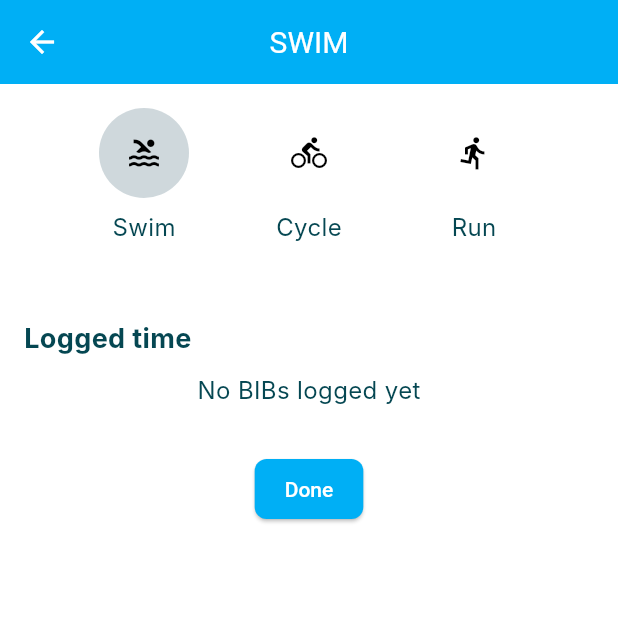
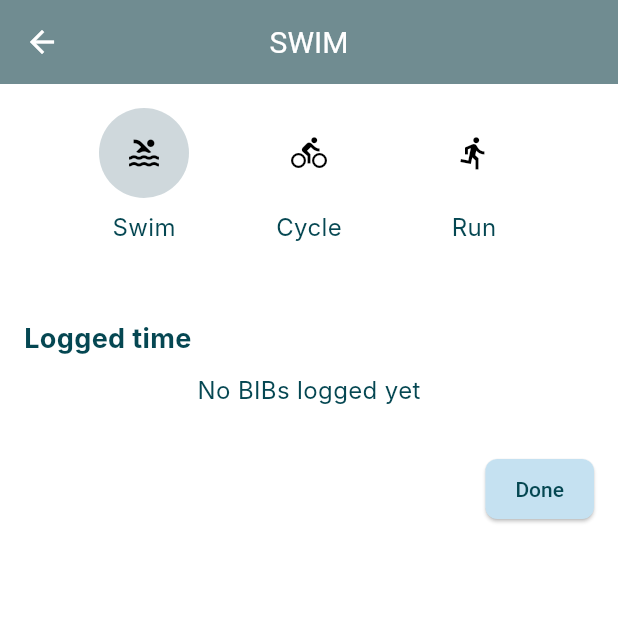
Before and after one commit to OukSreySor/Race-Tracking-App, a Flutter app: the SegmentDetailsScreen screen opened directly with empty values, on a phone screen of 412 x 824 dp, the top half of it. Run offline on Flutter 3.47's test engine with Material 3 defaults, Android fonts, the phone set to English and light mode, and no system bars; our stand-ins replace cloud_firestore, firebase_core; accounts and stored records are empty; Roboto replaces fonts that are missing (Inter); statements that could not run were skipped.

Commit message:
Fix Add Participant

```diff
--- a/lib/dto/participant_dto.dart
+++ b/lib/dto/participant_dto.dart
@@ -1,3 +1,4 @@
+import 'package:cloud_firestore/cloud_firestore.dart';
 import 'package:race_tracking_app/model/participant.dart';
 
 class ParticipantDto {
@@ -8,6 +9,7 @@ class ParticipantDto {
       name: json['name'] as String,
       gender: json['gender'] as String,
       age: (json['age'] as num).toInt(),
+      createdAt: (json['createdAt']) as Timestamp,
     );
   }
 
@@ -17,6 +19,7 @@ class ParticipantDto {
       'name': participant.name,
       'gender': participant.gender,
       'age': participant.age,
+      'createdAt': participant.createdAt
     };
   }
 }
--- a/lib/model/participant.dart
+++ b/lib/model/participant.dart
@@ -1,3 +1,4 @@
+import 'package:cloud_firestore/cloud_firestore.dart';
 import 'package:uuid/uuid.dart';
 
 class Participant {
@@ -7,6 +8,7 @@ class Participant {
   final String gender;
   final int age;
   bool isMarked;
+  final Timestamp createdAt;
 
   Participant({
     String? id,
@@ -15,5 +17,26 @@ class Participant {
     required this.gender,
     required this.age,
     this.isMarked = false,
+    required this.createdAt
     }): id = id ?? const Uuid().v4();
+
+    Participant copyWith({
+    String? id,
+    String? bib,
+    String? name,
+    String? gender,
+    int? age,
+    bool? isMarked,
+    Timestamp? createdAt,
+  }) {
+    return Participant(
+      id: id ?? this.id,
+      bib: bib ?? this.bib,
+      name: name ?? this.name,
+      gender: gender ?? this.gender,
+      age: age ?? this.age,
+      isMarked: isMarked ?? this.isMarked,
+      createdAt: createdAt ?? this.createdAt,
+    );
+  }
 }
--- a/lib/repositories/mock_participant_repository.dart
+++ b/lib/repositories/mock_participant_repository.dart
@@ -1,3 +1,5 @@
+import 'package:cloud_firestore/cloud_firestore.dart';
+
 import '../model/participant.dart';
 import 'participant_repository.dart';
 
--- a/lib/screens/add_participant_screen.dart
+++ b/lib/screens/add_participant_screen.dart
@@ -1,7 +1,9 @@
+import 'package:cloud_firestore/cloud_firestore.dart';
 import 'package:flutter/material.dart';
 import 'package:provider/provider.dart';
 import 'package:race_tracking_app/model/participant.dart';
 import 'package:race_tracking_app/providers/participant_provider.dart';
+import 'package:race_tracking_app/theme/theme.dart';
 import 'package:race_tracking_app/widgets/inputs/custom_textfield.dart';
 import 'package:race_tracking_app/widgets/actions/custom_action_button.dart';
 
@@ -147,7 +149,7 @@ class _AddParticipantScreenState extends State<AddParticipantScreen> {
               // Add Button
               CustomActionButton(
                 label: 'Add',
-                backgroundColor: Color(0xFF547792),
+                backgroundColor: RaceColors.backgroundButton,
                 onPressed: () {
                   if (_formKey.currentState!.validate()) {
                     final newBib = _bibController.text.trim();
@@ -166,6 +168,7 @@ class _AddParticipantScreenState extends State<AddParticipantScreen> {
                       name: _nameController.text,
                       gender: _selectedGender!,
                       age: int.parse(_ageController.text),
+                      createdAt: Timestamp.now(),
                     );
 
                     if (widget.participant != null) {
--- a/lib/screens/home_screen.dart
+++ b/lib/screens/home_screen.dart
@@ -41,7 +41,7 @@ class _ParticipantListScreenState extends State<ParticipantListScreen> {
             CustomActionButton(
               label: 'Add new participant',
               icon: Icons.add,
-              backgroundColor: Color(0xFFECEFCA),
+              backgroundColor: RaceColors.backgroundButton,
               onPressed: () {
                 Navigator.push(
                     context,
--- a/lib/screens/segment_detail_screen.dart
+++ b/lib/screens/segment_detail_screen.dart
@@ -1,6 +1,7 @@
 import 'package:flutter/material.dart';
 import 'package:provider/provider.dart';
 import 'package:race_tracking_app/model/race_segment.dart';
+import 'package:race_tracking_app/theme/theme.dart';
 import '../model/participant.dart';
 import '../providers/participant_provider.dart';
 import '../providers/race_segment_provider.dart';
@@ -129,9 +130,9 @@ class _SegmentDetailsScreenState extends State<SegmentDetailsScreen> {
               physics: const NeverScrollableScrollPhysics(),
               itemCount: participants.length,
               gridDelegate: const SliverGridDelegateWithFixedCrossAxisCount(
-                crossAxisCount: 3,
-                crossAxisSpacing: 10,
-                mainAxisSpacing: 10,
+                crossAxisCount: 5,
+                crossAxisSpacing: 8,
+                mainAxisSpacing: 8,
               ),
               itemBuilder: (context, index) {
                 final participant = participants[index];
@@ -141,7 +142,7 @@ class _SegmentDetailsScreenState extends State<SegmentDetailsScreen> {
                   onTap: () => logBib(participant.bib),
                   child: Container(
                     decoration: BoxDecoration(
-                      color: isSelected ? Colors.blueGrey[200] : Colors.white,
+                      color: isSelected ? RaceColors.neutral : Colors.white,
                       border: Border.all(color: Colors.black26),
                       borderRadius: BorderRadius.circular(8),
                     ),
@@ -173,9 +174,9 @@ class _SegmentDetailsScreenState extends State<SegmentDetailsScreen> {
                   child: DataTable(
                     columnSpacing: 20,
                     columns: const [
-                      DataColumn(label: Center(child: Text('BIB'))),
-                      DataColumn(label: Center(child: Text('Time'))),
-                      DataColumn(label: Center(child: Text('Action'))),
+                      DataColumn(label: SizedBox(width: 80, child: Center(child: Text('BIB')))),
+                      DataColumn(label: SizedBox(width: 120, child: Center(child: Text('Time')))),
+                      DataColumn(label: SizedBox(width: 200, child: Center(child: Text('Action')))),
                     ],
                     rows: currentLogs.map((log) {
                       return DataRow(cells: [
@@ -192,7 +193,7 @@ class _SegmentDetailsScreenState extends State<SegmentDetailsScreen> {
                             Expanded(
                               child: ElevatedButton(
                                 style: ElevatedButton.styleFrom(
-                                  backgroundColor: Colors.blueGrey[300],
+                                  backgroundColor: RaceColors.neutral,
                                   shape: RoundedRectangleBorder(
                                     borderRadius: BorderRadius.circular(20),
                                   ),
@@ -240,14 +241,16 @@ class _SegmentDetailsScreenState extends State<SegmentDetailsScreen> {
               ),
             const SizedBox(height: 30),
             Row(
-              mainAxisAlignment: MainAxisAlignment.spaceEvenly,
+              mainAxisAlignment: MainAxisAlignment.end,
               children: [
                 CustomActionButton(
+                  backgroundColor: RaceColors.backgroundButton,
                     label: 'Done',
                     onPressed: () {
                       final segmentProvider =
                           context.read<RaceSegmentProvider>();
                       final currentIndex =
+
                           segmentProvider.segments.indexOf(widget.segment);
 
                       // Check if previous segment exists and is completed
--- a/lib/services/database_service.dart
+++ b/lib/services/database_service.dart
@@ -22,7 +22,7 @@ class DatabaseService {
   // Add a participant
   Future<void> addParticipant(Participant participant) async {
     try {
-      await _participantsRef.add(participant);
+      await _participantsRef.add(participant.copyWith(createdAt: Timestamp.now()));
     } catch (e) {
       print("Error adding participant: $e");
     }
@@ -31,7 +31,7 @@ class DatabaseService {
   // Get all participants
   Future<List<Participant>> getParticipants() async {
     try {
-      QuerySnapshot<Participant> snapshot = await _participantsRef.get();
+      QuerySnapshot<Participant> snapshot = await _participantsRef.orderBy('createdAt', descending: false).get();
       return snapshot.docs.map((doc) => doc.data()).toList();
     } catch (e) {
       print("Error fetching participants: $e");
--- a/lib/theme/theme.dart
+++ b/lib/theme/theme.dart
@@ -4,11 +4,13 @@ import 'package:flutter/material.dart';
 /// Definition of App colors.
 ///
 class RaceColors {
-  static Color primary = const Color(0xFF00aff5);
+  // static Color primary = const Color(0xFF00aff5);
+  static Color primary = const Color(0xFF708c91);
   static Color backgroundAccent = const Color(0xFFEDEDED);
+  static Color bgbtt = const Color(0xFFC5E1F1);
 
   static Color neutralDark = const Color(0xFF054752);
-  static Color neutral = const Color(0xFF3d5c62);
+  static Color neutral = const Color(0xFF94B4C1);
   static Color neutralLight = const Color(0xFF708c91);
   static Color neutralLighter = const Color(0xFF92A7AB);
   static Color black = const Color.fromARGB(255, 0, 0, 0);
@@ -23,6 +25,7 @@ class RaceColors {
   static Color get iconNormal => neutral;
   static Color get iconLight => neutralLighter;
   static Color get disabled => greyLight;
+  static Color get backgroundButton => bgbtt;
 }
 
 ///
--- a/lib/widgets/actions/custom_action_button.dart
+++ b/lib/widgets/actions/custom_action_button.dart
@@ -1,4 +1,5 @@
  import 'package:flutter/material.dart';
+import 'package:race_tracking_app/theme/theme.dart';
 
 class CustomActionButton extends StatelessWidget {
   final String label;
@@ -28,7 +29,7 @@ class CustomActionButton extends StatelessWidget {
                 shape: RoundedRectangleBorder(borderRadius: BorderRadius.circular(8.0)),
                 padding: const EdgeInsets.symmetric(horizontal: 20.0, vertical: 12.0),
               ),
-              child: Text(label, style: TextStyle(color: Colors.white)),
+              child: Text(label, style: TextStyle(color: RaceColors.neutralDark)),
             )
           : ElevatedButton.icon(
               onPressed: onPressed,
@@ -37,8 +38,8 @@ class CustomActionButton extends StatelessWidget {
                 shape: RoundedRectangleBorder(borderRadius: BorderRadius.circular(24.0)),
                 padding: const EdgeInsets.symmetric(horizontal: 16.0, vertical: 16.0),
               ),
-              icon: Icon(icon, color: Color(0xFF547792)),
-              label: Text(label, style: TextStyle(color: Color(0xFF547792))),
+              icon: Icon(icon, color: RaceColors.neutralDark),
+              label: Text(label, style: TextStyle(color: RaceColors.neutralDark)),
             ),
 
     );
```
Also changed, not shown: lib/providers/race_log_provider.dart (+21 -0 lines).
